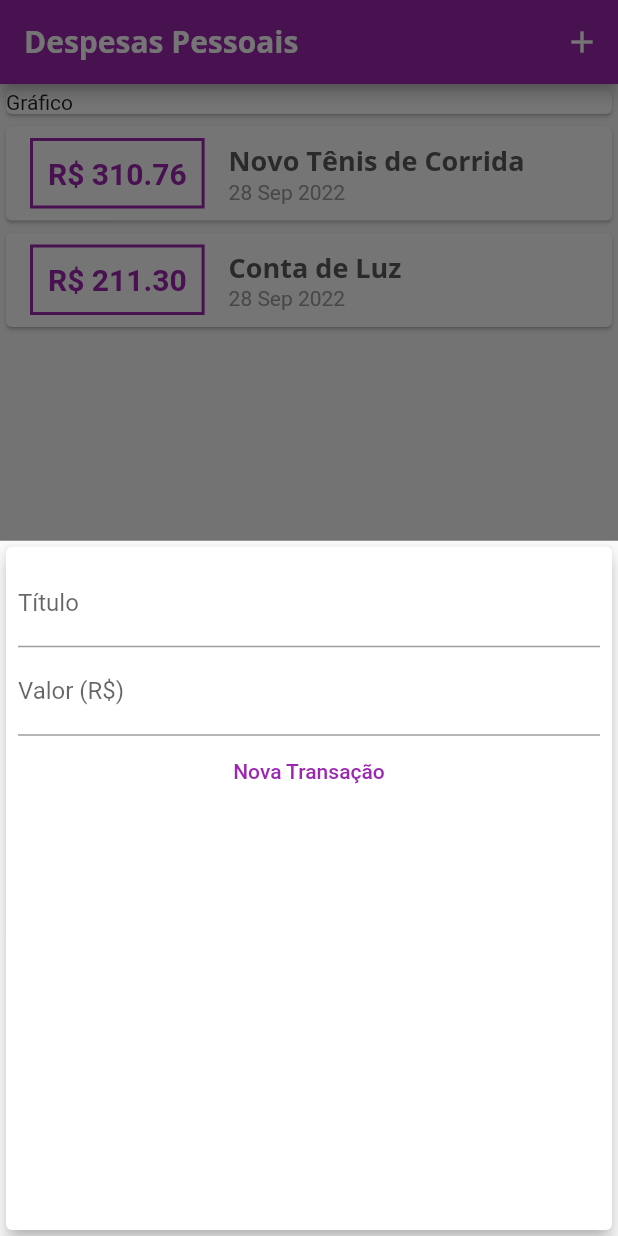
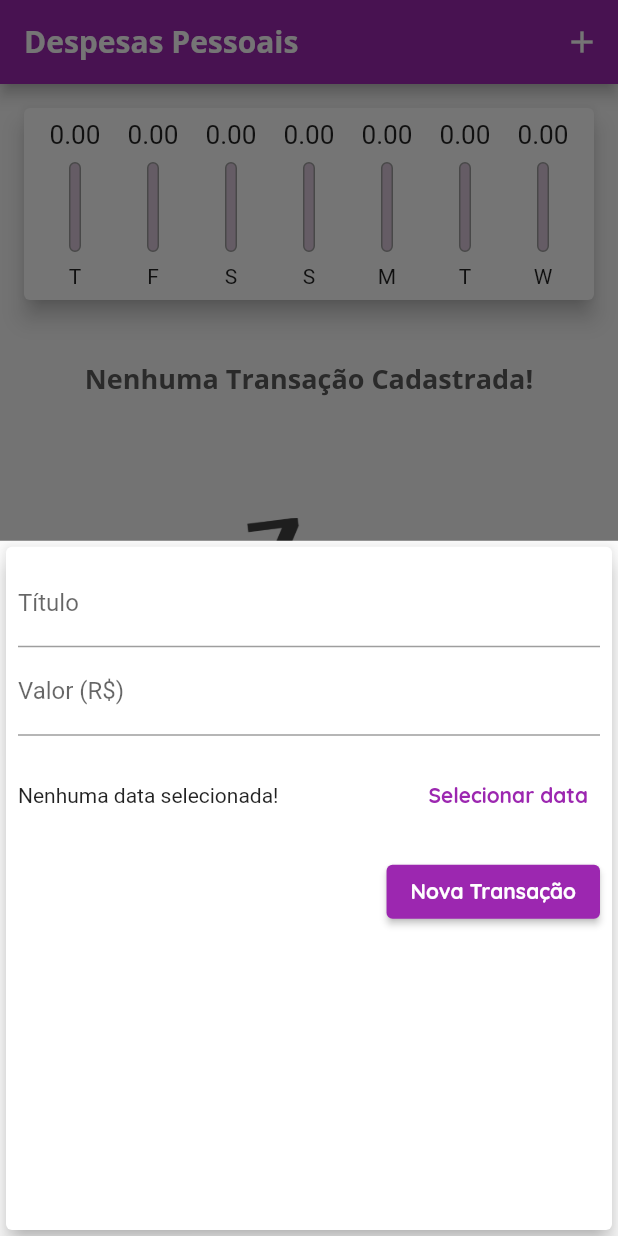
Before and after one commit to AntonioMarcosRosa/cod3r_course-expenses_app, a Flutter app: the screen it shows after launch, after a tap on the "add" icon, on a phone screen of 412 x 824 dp. Run offline on Flutter 3.47's test engine with Material 2 defaults, Android fonts, the phone set to English and light mode, and no system bars.

Commit message:
feat - work in progress

```diff
--- /dev/null
+++ b/lib/components/chart.dart
@@ -0,0 +1,68 @@
+import 'package:expenses/components/chart_bar.dart';
+import 'package:flutter/material.dart';
+import '../models/transaction.dart';
+import 'package:intl/intl.dart';
+
+class Chart extends StatelessWidget {
+  final List<Transaction> recentTransaction;
+
+  const Chart(this.recentTransaction, {super.key});
+
+  List<Map<String, Object>> get groupedTransactions {
+    return List.generate(7, (index) {
+      final weekDay = DateTime.now().subtract(
+        Duration(days: index),
+      );
+
+      double totalSum = 0.0;
+
+      for (var i = 0; i < recentTransaction.length; i++) {
+        bool sameDay = recentTransaction[i].date.day == weekDay.day;
+        bool sameMonth = recentTransaction[i].date.month == weekDay.month;
+        bool sameYear = recentTransaction[i].date.year == weekDay.year;
+
+        if (sameDay && sameMonth && sameYear) {
+          totalSum += recentTransaction[i].value!;
+        }
+      }
+
+      return {
+        'day': DateFormat.E().format(weekDay)[0],
+        'value': totalSum,
+      };
+    }).reversed.toList();
+  }
+
+  double get _weekTotalValue {
+    return groupedTransactions.fold(0.0, (sum, item) {
+      return sum + (item['value'] as double);
+    });
+  }
+
+  @override
+  Widget build(BuildContext context) {
+    groupedTransactions;
+    return Card(
+      elevation: 6,
+      margin: const EdgeInsets.all(16),
+      child: Padding(
+        padding: const EdgeInsets.all(8.0),
+        child: Row(
+          mainAxisAlignment: MainAxisAlignment.spaceAround,
+          children: groupedTransactions.map((tr) {
+            return Flexible(
+              fit: FlexFit.tight,
+              child: ChartBar(
+                label: tr['day'] as String,
+                value: tr['value'] as double,
+                percentage: _weekTotalValue == 0
+                    ? 0
+                    : (tr['value'] as double) / _weekTotalValue,
+              ),
+            );
+          }).toList(),
+        ),
+      ),
+    );
+  }
+}
--- /dev/null
+++ b/lib/components/chart_bar.dart
@@ -0,0 +1,58 @@
+import 'package:flutter/material.dart';
+
+class ChartBar extends StatelessWidget {
+  final String? label;
+  final double? value;
+  final double? percentage;
+
+  const ChartBar({this.label, this.value, this.percentage, super.key});
+
+  @override
+  Widget build(BuildContext context) {
+    return Column(
+      children: [
+        SizedBox(
+          height: 20,
+          child: FittedBox(
+            child: Text(
+              value!.toStringAsFixed(2),
+            ),
+          ),
+        ),
+        const SizedBox(
+          height: 8,
+        ),
+        SizedBox(
+          height: 60,
+          width: 8,
+          child: Stack(
+            alignment: Alignment.bottomCenter,
+            children: [
+              Container(
+                decoration: BoxDecoration(
+                    border: Border.all(
+                      color: Colors.grey,
+                      width: 1.0,
+                    ),
+                    color: const Color.fromRGBO(220, 200, 220, 1),
+                    borderRadius: BorderRadius.circular(4)),
+              ),
+              FractionallySizedBox(
+                heightFactor: percentage,
+                child: Container(
+                  decoration: BoxDecoration(
+                      color: Theme.of(context).colorScheme.primary,
+                      borderRadius: BorderRadius.circular(4)),
+                ),
+              )
+            ],
+          ),
+        ),
+        const SizedBox(
+          height: 8,
+        ),
+        Text(label!),
+      ],
+    );
+  }
+}
--- a/lib/components/transaction_form.dart
+++ b/lib/components/transaction_form.dart
@@ -1,7 +1,8 @@
 import 'package:flutter/material.dart';
+import 'package:intl/intl.dart';
 
 class TransactionForm extends StatefulWidget {
-  final void Function(String, double) onSubmit;
+  final void Function(String, double, DateTime) onSubmit;
 
   const TransactionForm(this.onSubmit, {super.key});
 
@@ -10,48 +11,85 @@ class TransactionForm extends StatefulWidget {
 }
 
 class _TransactionFormState extends State<TransactionForm> {
-  final titleController = TextEditingController();
-  final valueController = TextEditingController();
+  final _titleController = TextEditingController();
+  final _valueController = TextEditingController();
+  DateTime? _selectedDate;
 
   _submitForm() {
-    final title = titleController.text;
-    final value = double.tryParse(valueController.text) ?? 0.0;
+    final title = _titleController.text;
+    final value = double.tryParse(_valueController.text) ?? 0.0;
 
     if (title.isEmpty || value <= 0) {
       return;
     }
-    widget.onSubmit(title, value);
+    widget.onSubmit(title, value, _selectedDate!);
+  }
+
+  _showDatePicker() {
+    showDatePicker(
+      context: context,
+      initialDate: DateTime.now(),
+      firstDate: DateTime(2019),
+      lastDate: DateTime.now(),
+    ).then((pickedDate) {
+      if (pickedDate == null) {
+        return;
+      } else {
+        setState(() {
+          _selectedDate = pickedDate;
+        });
+      }
+    });
   }
 
   @override
   Widget build(BuildContext context) {
     return Card(
-      elevation: 5,
+      elevation: 6,
       child: Padding(
         padding: const EdgeInsets.all(8.0),
         child: Column(children: [
           TextField(
-            controller: titleController,
+            controller: _titleController,
             onSubmitted: (_) => _submitForm(),
             decoration: const InputDecoration(
               labelText: 'Título',
             ),
           ),
           TextField(
-            controller: valueController,
+            controller: _valueController,
             keyboardType: TextInputType.number,
             onSubmitted: (_) => _submitForm(),
             decoration: const InputDecoration(labelText: 'Valor (R\$)'),
           ),
+          SizedBox(
+            height: 80,
+            child: Row(
+              children: [
+                Expanded(
+                  child: Text(_selectedDate != null
+                      ? DateFormat('d MMM y').format(_selectedDate!)
+                      : 'Nenhuma data selecionada!'),
+                ),
+                TextButton(
+                  onPressed: _showDatePicker,
+                  child: const Text(
+                    'Selecionar data',
+                    style: TextStyle(fontWeight: FontWeight.bold),
+                  ),
+                )
+              ],
+            ),
+          ),
           Row(
-            mainAxisAlignment: MainAxisAlignment.center,
+            mainAxisAlignment: MainAxisAlignment.end,
             children: [
-              TextButton(
+              ElevatedButton(
                 onPressed: _submitForm,
                 child: Text(
                   'Nova Transação',
                   style: TextStyle(
-                    color: Theme.of(context).colorScheme.primary,
+                    color: Theme.of(context).textTheme.button?.color,
                   ),
                 ),
               ),
--- a/lib/components/transaction_list.dart
+++ b/lib/components/transaction_list.dart
@@ -11,51 +11,63 @@ class TransactionList extends StatelessWidget {
   Widget build(BuildContext context) {
     return SizedBox(
       height: 360,
-      child: ListView.builder(
+      child: transactions.isEmpty
+          ? Column(
+              children: [
+                Container(
+                  margin: const EdgeInsets.only(top: 24),
+                  child: Text(
+                    'Nenhuma Transação Cadastrada!',
+                    style: Theme.of(context).textTheme.headline6,
+                  ),
+                ),
+                Container(
+                  margin: const EdgeInsets.only(top: 80),
+                  height: 200,
+                  child: Image.asset(
+                    'assets/images/waiting.png',
+                    fit: BoxFit.cover,
+                  ),
+                )
+              ],
+            )
+          : ListView.builder(
               itemCount: transactions.length,
               itemBuilder: (ctx, index) {
                 final transaction = transactions[index];
                 return Card(
-            child: Row(children: [
-              Container(
+                  elevation: 4,
                   margin: const EdgeInsets.symmetric(
-                  horizontal: 16,
                     vertical: 8,
+                    horizontal: 6,
                   ),
-                decoration: BoxDecoration(
-                    border: Border.all(
-                  color: Theme.of(context).colorScheme.primary,
-                  width: 2,
-                )),
-                padding: const EdgeInsets.all(10),
+                  child: ListTile(
+                    leading: CircleAvatar(
+                      backgroundColor: Theme.of(context).colorScheme.primary,
+                      radius: 30,
+                      child: Padding(
+                        padding: const EdgeInsets.all(8.0),
+                        child: FittedBox(
                           child: Text(
-                  'R\$ ${transaction.value?.toStringAsFixed(2)}',
-                  style: TextStyle(
+                            'R\$ ${transaction.value!.toStringAsFixed(2)}',
+                            style: const TextStyle(
                               fontWeight: FontWeight.bold,
-                    fontSize: 20,
-                    color: Theme.of(context).colorScheme.primary,
+                              color: Colors.white,
                             ),
                           ),
                         ),
-              Column(
-                crossAxisAlignment: CrossAxisAlignment.start,
-                children: [
-                  Text(
-                    transaction.title.toString(),
+                      ),
+                    ),
+                    title: Text(
+                      transaction.title as String,
                       style: Theme.of(context).textTheme.headline6,
                     ),
-                  Text(
+                    subtitle: Text(
                       DateFormat('d MMM y').format(transaction.date),
-                    style: const TextStyle(
-                      color: Colors.grey,
                     ),
-                  )
-                ],
                   ),
-            ]),
                 );
-        },
-      ),
+              }),
     );
   }
 }
--- a/lib/main.dart
+++ b/lib/main.dart
@@ -1,4 +1,5 @@
 import 'package:flutter/material.dart';
+import 'components/chart.dart';
 import 'models/transaction.dart';
 import 'dart:math';
 import 'components/transaction_form.dart';
@@ -16,10 +17,12 @@ class ExpensesApp extends StatelessWidget {
       theme: ThemeData(
         colorScheme: tema.colorScheme.copyWith(
           primary: Colors.purple,
-          secondary: Colors.amber,
+          secondary: Colors.purple,
         ),
         fontFamily: 'Quicksand',
         textTheme: ThemeData.light().textTheme.copyWith(
+              button: const TextStyle(
+                  color: Colors.white, fontWeight: FontWeight.bold),
               headline6: const TextStyle(
                 fontFamily: 'OpenSans',
                 fontSize: 18,
@@ -48,20 +51,16 @@ class MyHomePage extends StatefulWidget {
 }
 
 class _MyHomePageState extends State<MyHomePage> {
-  final _transactions = [
-    Transaction(
-      id: 't1',
-      title: 'Novo Tênis de Corrida',
-      value: 310.76,
-      date: DateTime.now(),
-    ),
-    Transaction(
-      id: 't2',
-      title: 'Conta de Luz',
-      value: 211.30,
-      date: DateTime.now(),
-    ),
-  ];
+  final List<Transaction> _transactions = [];
+
+  List<Transaction> get _recentTransactions {
+    return _transactions.where((tr) {
+      return tr.date.isAfter(DateTime.now().subtract(
+        const Duration(days: 7),
+      ));
+    }).toList();
+  }
+
   _openTransactionFormModal(BuildContext context) {
     showModalBottomSheet(
       context: context,
@@ -71,19 +70,19 @@ class _MyHomePageState extends State<MyHomePage> {
     );
   }
 
-  _addTransaction(String title, double value) {
+  _addTransaction(String title, double value, DateTime dateOfTransaction) {
     final newTrasaction = Transaction(
       id: Random().nextDouble().toString(),
       title: title,
       value: value,
-      date: DateTime.now(),
+      date: dateOfTransaction,
     );
 
     setState(() {
       _transactions.add(newTrasaction);
     });
 
-    Navigator.of(context).pop;
+    Navigator.of(context).pop();
   }
 
   @override
@@ -101,11 +100,9 @@ class _MyHomePageState extends State<MyHomePage> {
       body: SingleChildScrollView(
         child: Column(
           children: <Widget>[
-            const SizedBox(
+            SizedBox(
               width: double.infinity,
-              child: Card(
-                child: Text('Gráfico'),
-              ),
+              child: Chart(_recentTransactions),
             ),
             Column(children: [
               TransactionList(_transactions),
--- a/pubspec.yaml
+++ b/pubspec.yaml
@@ -60,8 +60,8 @@ flutter:
   uses-material-design: true
 
   # To add assets to your application, add an assets section, like this:
-  # assets:
-  #   - images/a_dot_burr.jpeg
+  assets:
+    - assets/images/waiting.png
   #   - images/a_dot_ham.jpeg
 
   # An image asset can refer to one or more resolution-specific "variants", see
```
Also changed, not shown: assets/images/waiting.png (added). Lines whose indentation alone changed are shown as unchanged.
